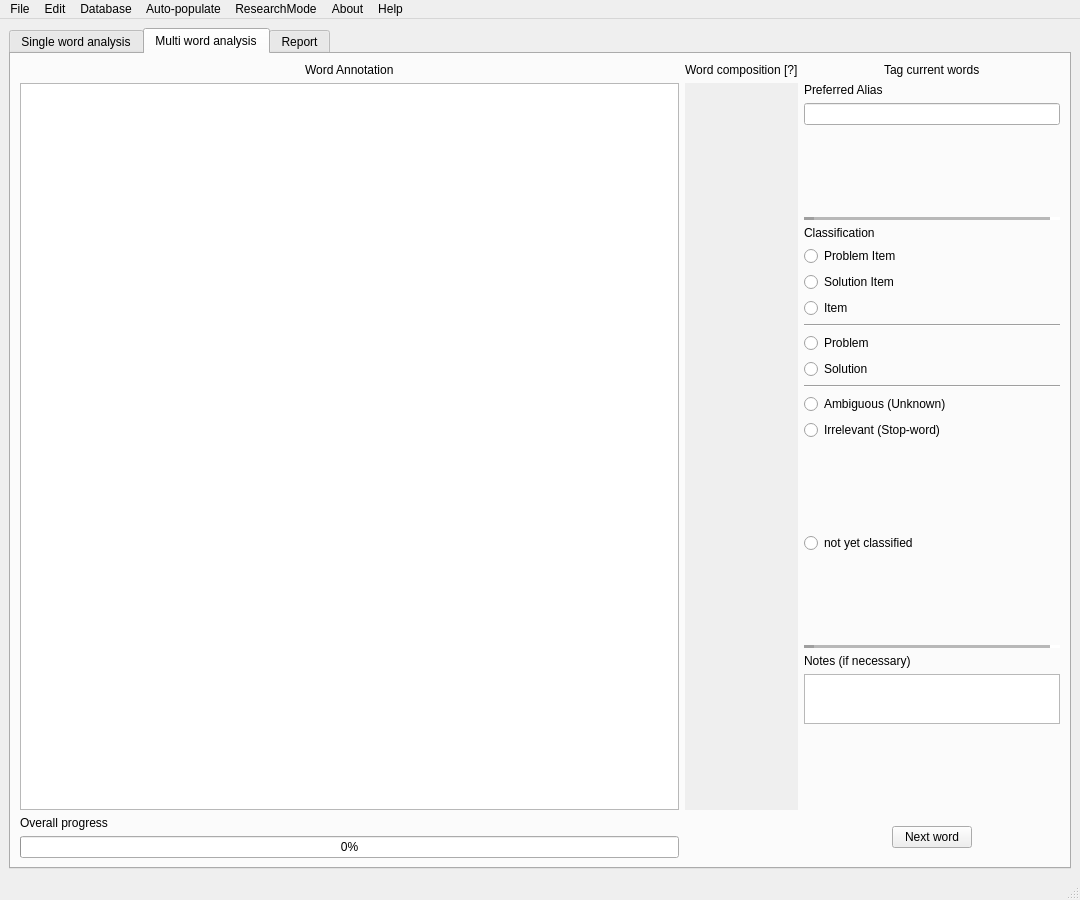
Qt form nestor/ui/taggingUI.ui (usnistgov/nestor) before a commit.
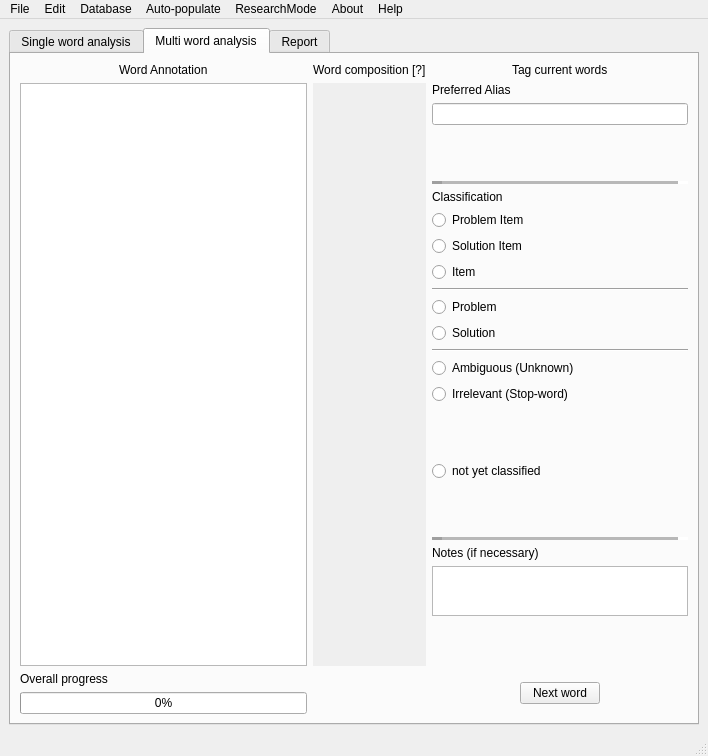
The same form after that commit.

Commit message: Add the special replacement on the edit menu 	Need to play with the interface to make it nicer 	need to remove the old way of doing it

```diff
--- a/nestor/ui/taggingUI.ui
+++ b/nestor/ui/taggingUI.ui
@@ -6,8 +6,8 @@
    <rect>
     <x>0</x>
     <y>0</y>
-    <width>1080</width>
-    <height>900</height>
+    <width>708</width>
+    <height>756</height>
    </rect>
   </property>
   <property name="windowTitle">
@@ -698,8 +698,8 @@
                   <rect>
                    <x>0</x>
                    <y>0</y>
-                   <width>142</width>
-                   <height>704</height>
+                   <width>129</width>
+                   <height>545</height>
                   </rect>
                  </property>
                  <layout class="QVBoxLayout" name="verticalLayout_2">
@@ -978,7 +978,7 @@
     <rect>
      <x>0</x>
      <y>0</y>
-     <width>1080</width>
+     <width>708</width>
      <height>22</height>
     </rect>
    </property>
```
Left out of the diff: 11 changed lines with no effect on the pictures. The commit also changes 3 other files.
